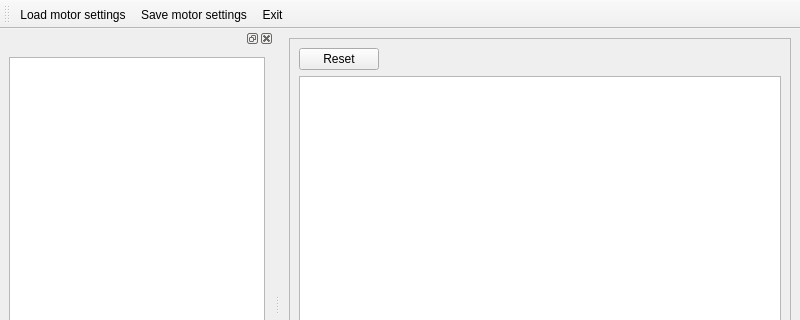
Qt form ui/mainwindow.ui (wenwei-dev/motor-calibration) before a commit; both pictures show x 0 to 800 and y 0 to 320 of the 800 by 600 pixel window.
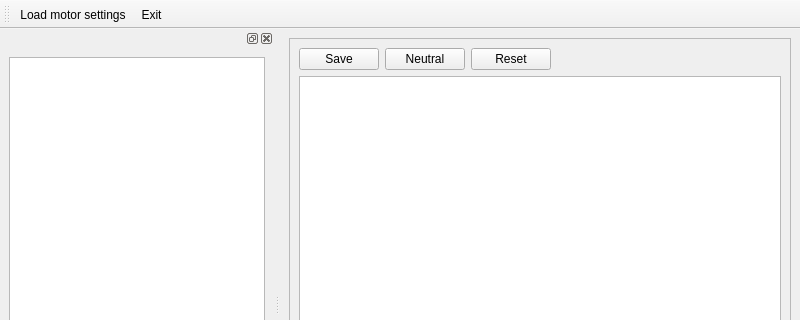
The same form after that commit.

Commit message: Select motors to edit

What changed in the file:
```diff
--- a/ui/mainwindow.ui
+++ b/ui/mainwindow.ui
@@ -27,7 +27,21 @@
        <item>
         <layout class="QHBoxLayout" name="horizontalLayout_2">
          <item>
-          <widget class="QPushButton" name="pushButton">
+          <widget class="QPushButton" name="saveButton">
+           <property name="text">
+            <string>Save</string>
+           </property>
+          </widget>
+         </item>
+         <item>
+          <widget class="QPushButton" name="neutralButton">
+           <property name="text">
+            <string>Neutral</string>
+           </property>
+          </widget>
+         </item>
+         <item>
+          <widget class="QPushButton" name="resetButton">
            <property name="text">
             <string>Reset</string>
            </property>
@@ -84,14 +98,8 @@
     <bool>false</bool>
    </attribute>
    <addaction name="actionLoad_motor_settings"/>
-   <addaction name="actionSave_motor_settings"/>
    <addaction name="actionExit"/>
   </widget>
-  <action name="actionSave_motor_settings">
-   <property name="text">
-    <string>Save motor settings...</string>
-   </property>
-  </action>
   <action name="actionLoad_motor_settings">
    <property name="text">
     <string>Load motor settings...</string>
```
Left out of the diff: 32 changed lines with no effect on the pictures. The commit also changes 5 other files.
